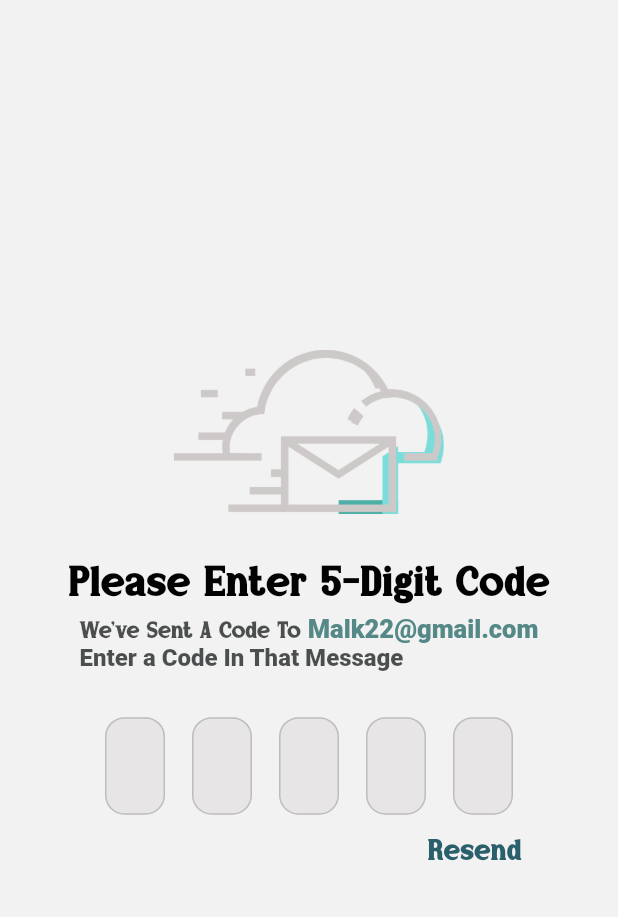
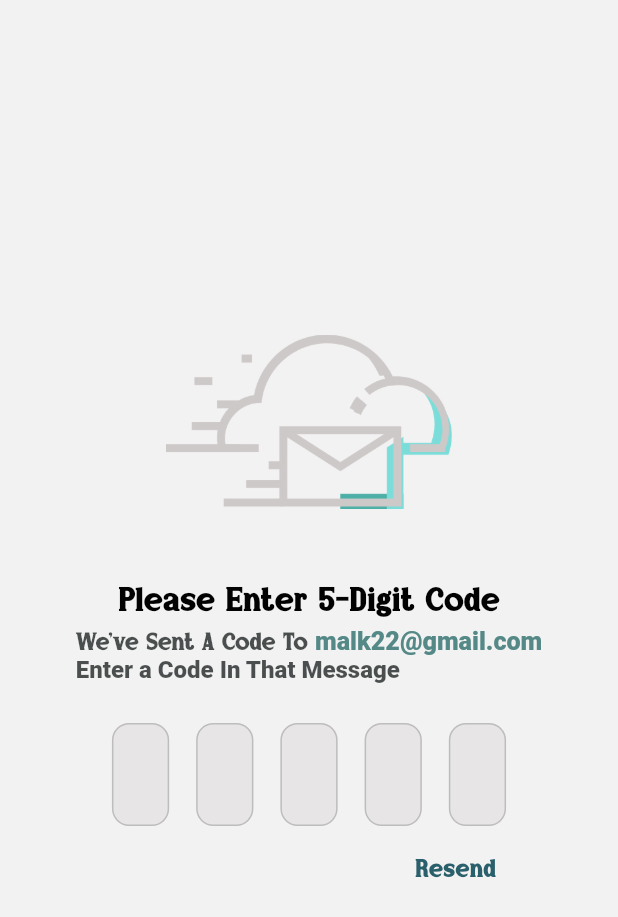
Before and after one commit to soo20/1-pet-App, a Flutter app: the MyVerify screen opened directly, on a phone screen of 412 x 824 dp. Shown: the top 917 px of the screen. Run offline on Flutter 3.47's test engine with Material 3 defaults, Android fonts, the phone set to English and light mode, and no system bars; drawn by our look-alikes of pinput; our stand-ins replace camera, dots_indicator, flutter_screenutil, flutter_svg, font_awesome_flutter, get; project files that could hold a hidden picture were left out.

Commit message:
solve problem in login_info and verify password i want crying

```diff
--- a/lib/core/utils/widgets/custom_buttom.dart
+++ b/lib/core/utils/widgets/custom_buttom.dart
@@ -46,7 +46,7 @@ class CustomGeneralButtom extends StatelessWidget {
         width: width,
         decoration: BoxDecoration(
             color: boxColor,
-            borderRadius: BorderRadius.circular(50.r),
+            borderRadius: BorderRadius.circular(70.r),
             border: Border.all(color: borderColor!),
             boxShadow: [
               BoxShadow(
@@ -73,7 +73,7 @@ class CustomGeneralButtom extends StatelessWidget {
                          , // Provide a default value if text is null
                       style: TextStyle(
                         fontFamily: 'Cosffira',
-                        fontSize: 45.sp,
+                        fontSize: 40.sp,
                         color: textColor,
                         fontWeight: fontWeight,
                       ),
--- a/lib/pages/pageforgetpass/my_verify_pass.dart
+++ b/lib/pages/pageforgetpass/my_verify_pass.dart
@@ -3,7 +3,8 @@
 import 'dart:async';
 
 import 'package:flutter/material.dart';
-import 'package:petapplication/core/utils/size_config.dart';
+import 'package:flutter_screenutil/flutter_screenutil.dart';
+
 
 import 'package:petapplication/core/utils/widgets/repeatColorsUse.dart';
 import 'package:petapplication/pages/pageforgetpass/greate_new_pass.dart';
@@ -56,14 +57,14 @@ class _MyVerifyState extends State<MyVerify> {
   Widget build(BuildContext context) {
     final defaultPinTheme = PinTheme(
       margin: const EdgeInsets.symmetric(horizontal: 5),
-      width: 40,
-      height: 65,
-      textStyle: const TextStyle(
-          fontSize: 22, color: Color(0xff020202), fontWeight: FontWeight.w500),
+      width: 100.w,
+      height: 160.h,
+      textStyle:  TextStyle(
+          fontSize: 42.sp, color: const Color(0xff020202), fontWeight: FontWeight.w500),
       decoration: BoxDecoration(
         color: const Color.fromARGB(255, 231, 229, 229),
         border: Border.all(color: const Color.fromARGB(88, 112, 112, 112)),
-        borderRadius: BorderRadius.circular(13),
+        borderRadius: BorderRadius.circular(30.r),
       ),
     );
 
@@ -72,7 +73,7 @@ class _MyVerifyState extends State<MyVerify> {
       border: Border.all(
         color: kMainColorSplash,
       ),
-      borderRadius: BorderRadius.circular(13),
+      borderRadius: BorderRadius.circular(30.r),
     );
 
     final submittedPinTheme = defaultPinTheme.copyWith(
@@ -86,7 +87,7 @@ class _MyVerifyState extends State<MyVerify> {
       extendBodyBehindAppBar: true,
       body: Container(
         margin:
-            EdgeInsets.only(left: 25, right: 25, bottom: screenHeight * 0.015),
+           const  EdgeInsets.only(left: 25, right: 25, bottom: 10),
         alignment: Alignment.center,
         child: SingleChildScrollView(
           child: Column(
@@ -94,55 +95,55 @@ class _MyVerifyState extends State<MyVerify> {
             children: [
               Image.asset(
                 'assets/image/cloud.png',
-                width: 180,
-                height: 150,
+                width: 500.w,
+                height: 280.h,
               ),
-              const SizedBox(
-                height: 5,
+              SizedBox(
+                height: 100.h,
               ),
-              const Text(
+               Text(
                 "Please Enter 5-Digit Code",
                 style: TextStyle(
                   fontFamily: 'Cosffira',
-                  fontSize: 29,
+                  fontSize: 60.sp,
                   fontWeight: FontWeight.w700,
-                  color: Color(0xff020202),
+                  color: const Color(0xff020202),
                 ),
               ),
               const SizedBox(
                 height: 0,
               ),
               RichText(
-                text: const TextSpan(
+                text:  TextSpan(
                   text: 'We\'ve Sent A Code To ',
                   style: TextStyle(
                     fontFamily: 'Cosffira',
-                    fontSize: 16,
-                    color: Color.fromARGB(184, 9, 15, 15),
+                    fontSize:44.sp ,
+                    color: const Color.fromARGB(184, 9, 15, 15),
                     fontWeight: FontWeight.w800,
                   ),
                   children: <TextSpan>[
                     TextSpan(
-                      text: 'Malk22@gmail.com\n',
+                      text: 'malk22@gmail.com\n',
                       style: TextStyle(
-                        fontSize: 17,
-                        color: Color(0xff548987),
+                        fontSize: 44.sp,
+                        color: const Color(0xff548987),
                         fontWeight: FontWeight.w900,
                       ),
                     ),
                     TextSpan(
                       text: 'Enter a Code In That Message',
                       style: TextStyle(
-                        fontSize: 16,
-                        color: Color.fromARGB(184, 9, 15, 15),
+                        fontSize: 42.sp,
+                        color: const Color.fromARGB(184, 9, 15, 15),
                         fontWeight: FontWeight.w800,
                       ),
                     ),
                   ],
                 ),
               ),
-              const SizedBox(
-                height: 30,
+               SizedBox(
+                height: 60.h,
               ),
               Pinput(
                 length: 5,
@@ -157,13 +158,13 @@ class _MyVerifyState extends State<MyVerify> {
                   );
                 },
               ),
-              const SizedBox(
-                height: 10,
+               SizedBox(
+                height: 40.h,
               ),
               Row(
                 mainAxisAlignment: MainAxisAlignment.start,
                 children: [
-                  const SizedBox(width: 260),
+                   SizedBox(width: 660.w),
                   isTimerRunning
                       ? Row(
                           children: [
@@ -172,13 +173,13 @@ class _MyVerifyState extends State<MyVerify> {
                               color: Color.fromARGB(255, 108, 42, 50),
                               size: 18,
                             ),
-                            const SizedBox(width: 0),
+                            SizedBox(width: 0.w),
                             Text(
                               ' ${getFormattedTime()} Min',
-                              style: const TextStyle(
-                                fontSize: 15,
+                              style:  TextStyle(
+                                fontSize: 30.sp,
                                 fontWeight: FontWeight.w700,
-                                color: Color.fromARGB(255, 108, 42, 50),
+                                color: const Color.fromARGB(255, 108, 42, 50),
                               ),
                             ),
                           ],
@@ -192,13 +193,13 @@ class _MyVerifyState extends State<MyVerify> {
                             });
                             starttimer();
                           },
-                          child: const Text(
+                          child:  Text(
                             'Resend',
                             style: TextStyle(
                               fontFamily: 'Cosffira',
-                              fontSize: 20,
+                              fontSize: 45.sp,
                               fontWeight: FontWeight.w800,
-                              color: Color(0xff2A606C),
+                              color: const Color(0xff2A606C),
                             ),
                           ),
                         ),
--- a/lib/pages/sign_login_acount/loginbody.dart
+++ b/lib/pages/sign_login_acount/loginbody.dart
@@ -213,7 +213,7 @@ class _LoginBodyState extends State<LoginBody> with TickerProviderStateMixin {
                                       ),
                                     ),
                                     SizedBox(
-                                      height: 660.h,
+                                      height: 1000.h,
                                       child: PageViewLogin(),
                                     ),
                                   ],
--- a/lib/pages/sign_login_acount/page_view_login.dart
+++ b/lib/pages/sign_login_acount/page_view_login.dart
@@ -1,4 +1,4 @@
-import 'package:flutter/cupertino.dart';
+
 import 'package:flutter/material.dart';
 import 'package:flutter_screenutil/flutter_screenutil.dart';
 
@@ -46,7 +46,7 @@ class _PageViewLoginState extends State<PageViewLogin> {
       children: [
         Container(
            padding: const EdgeInsets.only(
-                    bottom: 45,
+                    bottom: 150,
                     right: 50,
                     left: 50,
                     //top: screenWidth *0.08
@@ -244,7 +244,7 @@ class _PageViewLoginState extends State<PageViewLogin> {
                       ),
                       Padding(
                           padding: const EdgeInsets.symmetric(
-                              vertical: 10,
+                              vertical: 25,
                               horizontal: 10),
                           child: CustomGeneralButtom(
                             height: 113.h,
```
Also changed, not shown: lib/pages/sign_login_acount/login_info_email_pass.dart (+83 -66 lines).
